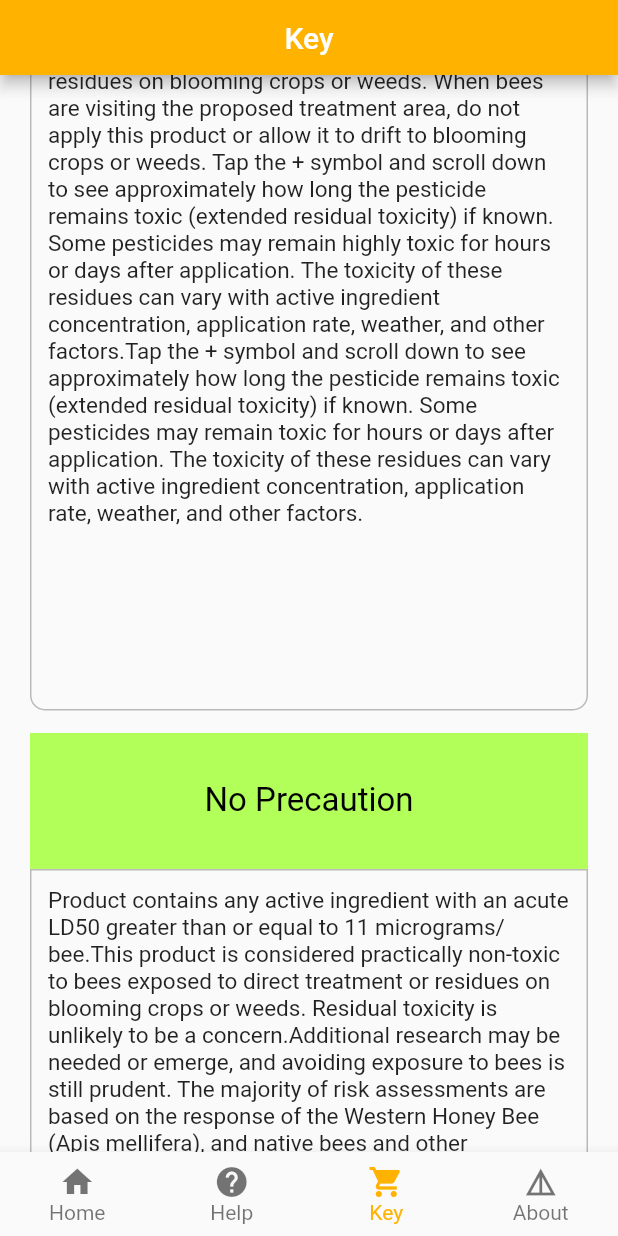
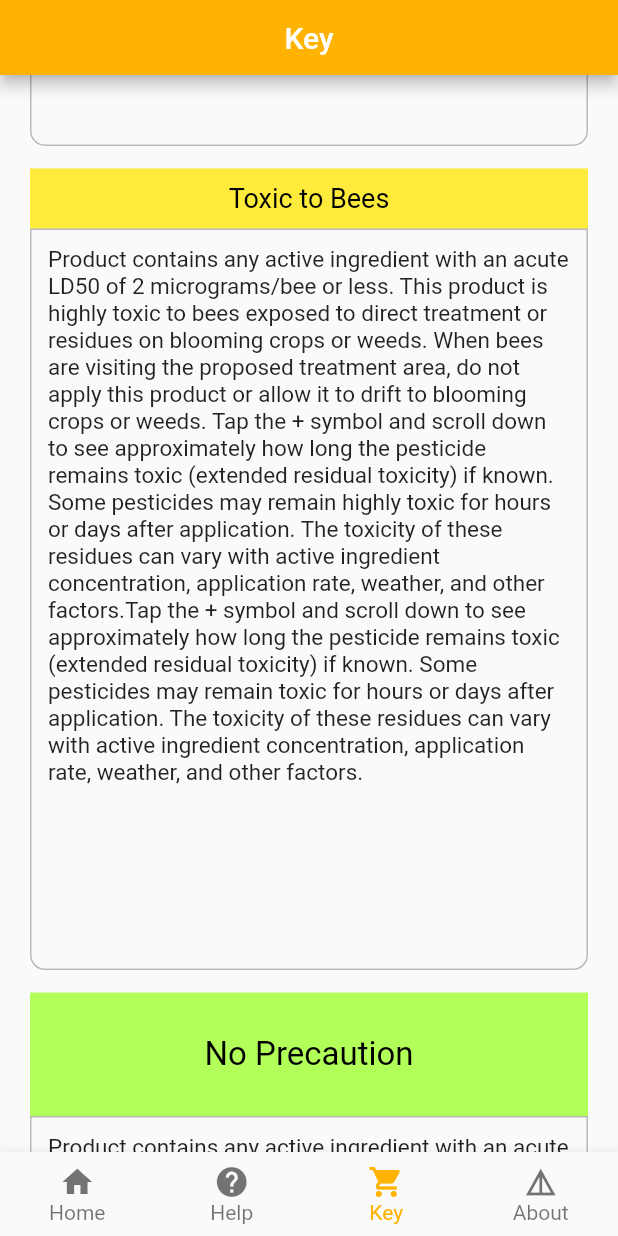
Before and after one commit to Abhi9454/bee_responsible_india, a Flutter app: the screen it shows after launch, item 3 of the bottom bar chosen, scrolled down 1728 dp, on a phone screen of 412 x 824 dp. Run offline on Flutter 3.47's test engine with Material 2 defaults, Android fonts, the phone set to English and light mode, and no system bars; our stand-ins replace dio, shared_preferences; network calls fail.

Commit message:
final commit

```diff
--- a/lib/views/AboutPage/about_page_widget.dart
+++ b/lib/views/AboutPage/about_page_widget.dart
@@ -92,7 +92,7 @@ class AboutPageWidget extends StatelessWidget {
                     _launchUrlEmail();
                   },
                   child: const Text(
-                    'louisa.hooven@oreganonstate.edu',
+                    'louisa.hooven@oregonstate.edu',
                     style: TextStyle(
                         fontWeight: FontWeight.bold,
                         fontSize: 18,
--- a/lib/views/HomePage/home_page_widget.dart
+++ b/lib/views/HomePage/home_page_widget.dart
@@ -322,7 +322,7 @@ class HomePageWidget extends StatelessWidget {
                                                 .searchedProduct[index]
                                                 .chemicalIngredients,
                                             chemicalGroup: homePageModel
-                                                .products[index]
+                                                .searchedProduct[index]
                                                 .chemicalGroup,
                                             chemicalDescription: homePageModel
                                                 .searchedProduct[index]
--- a/lib/views/KeyPage/key_page_widget.dart
+++ b/lib/views/KeyPage/key_page_widget.dart
@@ -60,7 +60,7 @@ class KeyPageWidget extends StatelessWidget {
                 ),
                 Container(
                   width: MediaQuery.of(context).size.width * 0.98,
-                  height: MediaQuery.of(context).size.width * 0.25,
+                  height: MediaQuery.of(context).size.height * 0.15,
                   padding: const EdgeInsets.all(3.0),
                   decoration: BoxDecoration(
                       border: Border.all(color: Colors.black26),
@@ -105,7 +105,7 @@ class KeyPageWidget extends StatelessWidget {
                 ),
                 Container(
                   width: MediaQuery.of(context).size.width * 0.98,
-                  height: MediaQuery.of(context).size.width * 0.30,
+                  height: MediaQuery.of(context).size.height * 0.20,
                   padding: const EdgeInsets.all(3.0),
                   decoration: BoxDecoration(
                       border: Border.all(color: Colors.black26),
@@ -153,7 +153,7 @@ class KeyPageWidget extends StatelessWidget {
                 ),
                 Container(
                   width: MediaQuery.of(context).size.width * 0.98,
-                  height: MediaQuery.of(context).size.width * 0.30,
+                  height: MediaQuery.of(context).size.height * 0.20,
                   padding: const EdgeInsets.all(3.0),
                   decoration: BoxDecoration(
                       border: Border.all(color: Colors.black26),
@@ -189,7 +189,7 @@ class KeyPageWidget extends StatelessWidget {
 
                 Container(
                   width: MediaQuery.of(context).size.width,
-                  height: MediaQuery.of(context).size.width * 0.22,
+                  height: MediaQuery.of(context).size.height * 0.12,
                   color: Colors.lightGreenAccent,
                   child: const Center(
                     child: Padding(
@@ -208,7 +208,7 @@ class KeyPageWidget extends StatelessWidget {
                 ),
                 Container(
                   width: MediaQuery.of(context).size.width * 0.98,
-                  height: MediaQuery.of(context).size.width * 0.25,
+                  height: MediaQuery.of(context).size.height * 0.2,
                   padding: const EdgeInsets.all(3.0),
                   decoration: BoxDecoration(
                       border: Border.all(color: Colors.black26),
@@ -257,7 +257,7 @@ class KeyPageWidget extends StatelessWidget {
                 ),
                 Container(
                   width: MediaQuery.of(context).size.width * 0.98,
-                  height: MediaQuery.of(context).size.width * 1.2,
+                  height: MediaQuery.of(context).size.height * 0.6,
                   padding: const EdgeInsets.all(3.0),
                   decoration: BoxDecoration(
                       border: Border.all(color: Colors.black26),
@@ -268,7 +268,7 @@ class KeyPageWidget extends StatelessWidget {
                     padding: EdgeInsets.all(8.0),
                     child: Text(
                       'Product contains any active ingredient with an acute LD50 of 2 micrograms/bee or less. This product is highly toxic to bees exposed to direct treatment or residues on blooming crops or weeds. When bees are visiting the proposed treatment area, do not apply this product or allow it to drift to blooming crops or weeds. Tap the + symbol and scroll down to see approximately how long the pesticide remains toxic (extended residual toxicity) if known. Some pesticides may remain highly toxic for hours or days after application. The toxicity of these residues can vary with active ingredient concentration, application rate, weather, and other factors.Tap the + symbol and scroll down to see approximately how long the pesticide remains toxic (extended residual toxicity) if known. Some pesticides may remain toxic for hours or days after application. The toxicity of these residues can vary with active ingredient concentration, application rate, weather, and other factors.',
-                      maxLines: 40,
+                      maxLines: 25,
                       style: TextStyle(
                         fontSize: 15,
                       ),
@@ -294,7 +294,7 @@ class KeyPageWidget extends StatelessWidget {
                 ),
                 Container(
                   width: MediaQuery.of(context).size.width * 0.98,
-                  height: MediaQuery.of(context).size.width * 1.2,
+                  height: MediaQuery.of(context).size.height * 0.6,
                   padding: const EdgeInsets.all(3.0),
                   decoration: BoxDecoration(
                       border: Border.all(color: Colors.black26),
@@ -305,7 +305,7 @@ class KeyPageWidget extends StatelessWidget {
                     padding: EdgeInsets.all(8.0),
                     child: Text(
                       'Product contains any active ingredient with an acute LD50 of 2 micrograms/bee or less. This product is highly toxic to bees exposed to direct treatment or residues on blooming crops or weeds. When bees are visiting the proposed treatment area, do not apply this product or allow it to drift to blooming crops or weeds. Tap the + symbol and scroll down to see approximately how long the pesticide remains toxic (extended residual toxicity) if known. Some pesticides may remain highly toxic for hours or days after application. The toxicity of these residues can vary with active ingredient concentration, application rate, weather, and other factors.Tap the + symbol and scroll down to see approximately how long the pesticide remains toxic (extended residual toxicity) if known. Some pesticides may remain toxic for hours or days after application. The toxicity of these residues can vary with active ingredient concentration, application rate, weather, and other factors.',
-                      maxLines: 40,
+                      maxLines: 25,
                       style: TextStyle(
                         fontSize: 15,
                       ),
@@ -317,7 +317,7 @@ class KeyPageWidget extends StatelessWidget {
                 ),
                 Container(
                   width: MediaQuery.of(context).size.width,
-                  height: MediaQuery.of(context).size.width * 0.22,
+                  height: MediaQuery.of(context).size.height * 0.1,
                   color: Colors.lightGreenAccent,
                   child: const Center(
                     child: Padding(
@@ -336,7 +336,7 @@ class KeyPageWidget extends StatelessWidget {
                 ),
                 Container(
                   width: MediaQuery.of(context).size.width * 0.98,
-                  height: MediaQuery.of(context).size.width * 0.8,
+                  height: MediaQuery.of(context).size.height * 0.5,
                   padding: const EdgeInsets.all(3.0),
                   decoration: BoxDecoration(
                       border: Border.all(color: Colors.black26),
```
